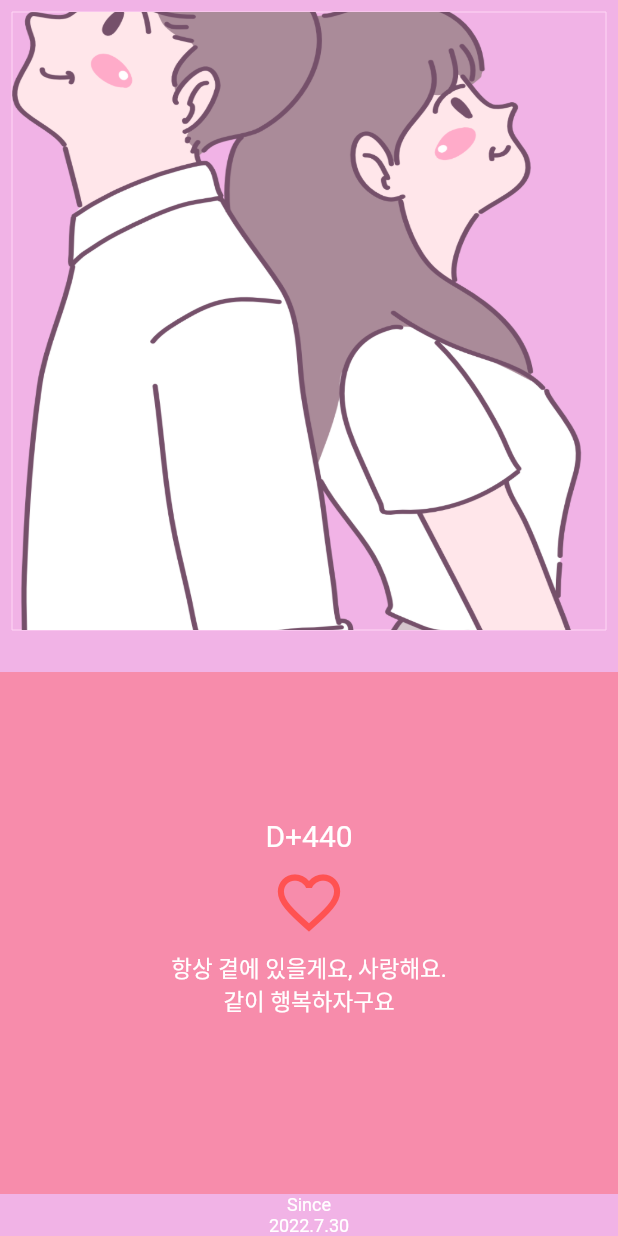
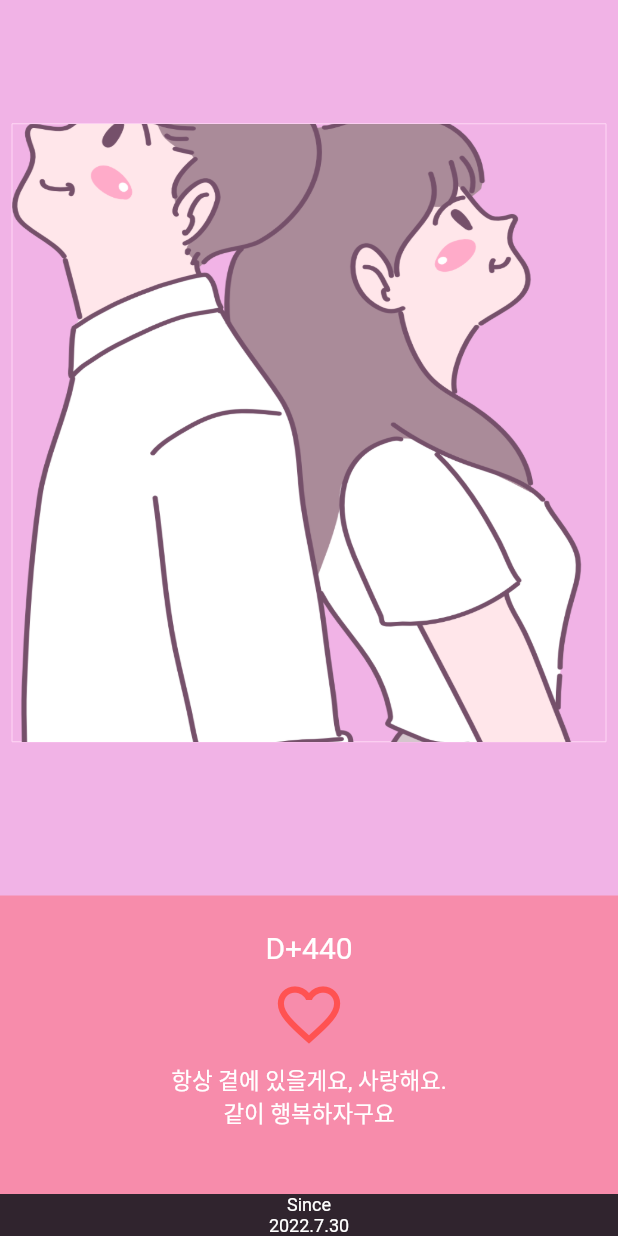
Before and after one commit to penpallee/joanda0, a Flutter app: the HomeScreen screen opened directly, on a phone screen of 412 x 824 dp. Run offline on Flutter 3.47's test engine with Material 2 defaults, Android fonts, the light colour scheme and no system bars; our stand-ins replace cloud_firestore, firebase_auth, firebase_core, image_picker, table_calendar; accounts and stored records are empty; Roboto replaces fonts that are missing (NotoSansKR).

Commit message:
Modify homescreen

```diff
--- a/lib/screen/home_screen.dart
+++ b/lib/screen/home_screen.dart
@@ -18,23 +18,6 @@ class HomeScreen extends StatefulWidget {
 class _HomeScreenState extends State<HomeScreen> {
   MainCalendar? mainCalendar;
   DateTime firstDate = DateTime.now();
-  // String? backgroundImageUrl;
-
-  // @override
-  // void initState() {
-  //   // TODO: implement initState
-  //   super.initState();
-  //   _loadBackground();
-  // }
-
-  // Future<void> _loadBackground() async {
-  //   String? imageUrl = await getBackgroundSetting();
-  //   if (imageUrl != null) {
-  //     setState(() {
-  //       backgroundImageUrl = imageUrl;
-  //     });
-  //   }
-  // }
 
   @override
   Widget build(BuildContext context) {
@@ -55,18 +38,20 @@ class _HomeScreenState extends State<HomeScreen> {
               // SizedBox(
               //   height: 5,
               // ),
-              const _CoupleImage(),
+              Expanded(flex: 3, child: const _CoupleImage()),
               Expanded(
+                flex: 1,
+                child: Container(
+                  color: Colors.transparent,
                   child: _DDay(
                     onHeartPressed: onHeartPressed,
                     firstDay: FIRST_DAY,
                   ),
                 ),
-              Column(
-                // color: Colors.black.withOpacity(0.8),
-                // child: SizedBox(
-                // height: 35,
-                // child: Column(
+              ),
+              Container(
+                color: Colors.black.withOpacity(0.8),
+                child: Column(
                   mainAxisAlignment: MainAxisAlignment.end,
                   children: [
                     const Text(
@@ -82,6 +67,7 @@ class _HomeScreenState extends State<HomeScreen> {
                   ],
 
                   // ),
+                ),
               ),
             ]),
       ),
@@ -262,7 +248,7 @@ class _CoupleImageState extends State<_CoupleImage> {
                 _image!,
                 height: MediaQuery.of(context).size.height * 0.5,
                 width: MediaQuery.of(context).size.width,
-                fit: BoxFit.cover,
+                fit: BoxFit.fill,
                 cacheWidth: 996,
                 cacheHeight: 1635,
               ),
```
Lines whose indentation alone changed are shown as unchanged.
